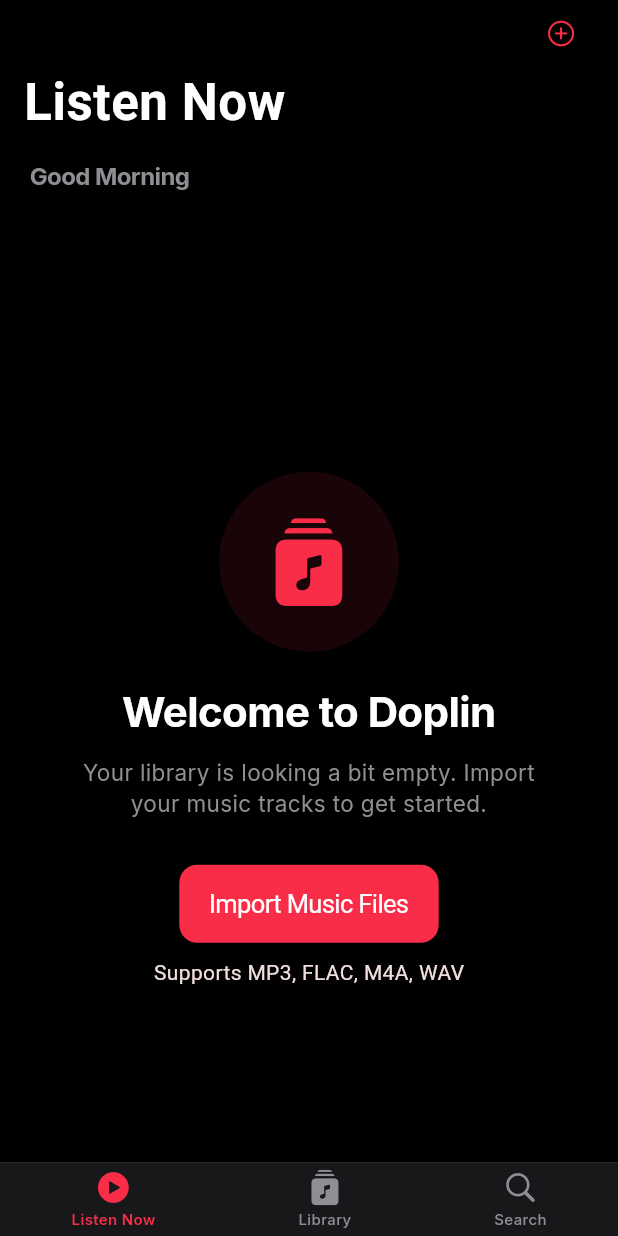
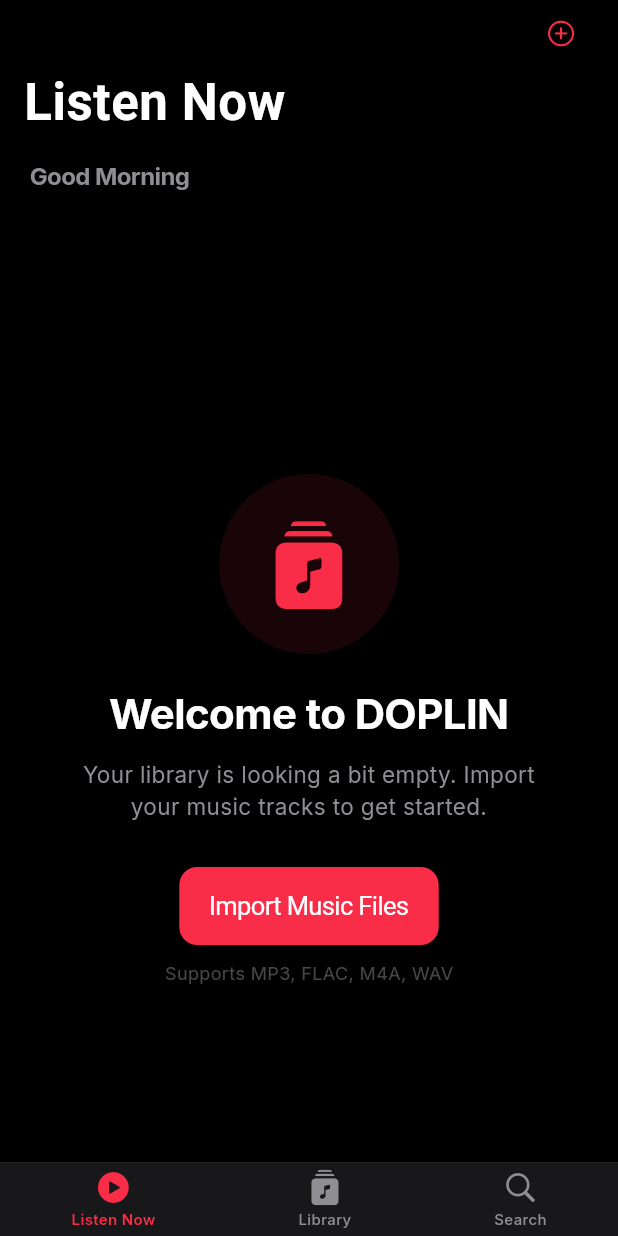
Before and after one commit to HoussamRSD/Music_IOS_APP, a Flutter app: the screen it shows after launch, on a phone screen of 412 x 824 dp. Run offline on Flutter 3.47's test engine with Material 3 defaults, Android fonts, the phone set to English and light mode, and no system bars; our stand-ins replace audio_service, file_picker, flutter_riverpod, go_router, google_fonts, just_audio and 2 more; missing offline and left inert: flutter_audio_tagger; accounts and stored records are empty.

Commit message:
fix: Resolve syntax errors, correct artwork loading, and unify DOPLIN branding

```diff
--- a/lib/app.dart
+++ b/lib/app.dart
@@ -51,7 +51,7 @@
     );
 
     return CupertinoApp.router(
-      title: 'Glass Music',
+      title: 'DOPLIN',
       theme: AppTheme.darkTheme,
       routerConfig: router,
     );
--- a/lib/core/constants/app_constants.dart
+++ b/lib/core/constants/app_constants.dart
@@ -1,5 +1,5 @@
 class AppConstants {
-  static const String appName = 'Glass Music';
+  static const String appName = 'DOPLIN';
   static const String fontFamily =
       'SF Pro Display'; // Fallback if Google Fonts not used, but we'll use Google Fonts 'Inter' or similar as proxy for SF
 
--- a/lib/core/theme/app_theme.dart
+++ b/lib/core/theme/app_theme.dart
@@ -59,6 +59,16 @@
       color: textSecondary,
       letterSpacing: 0.1,
     ),
+    bodySmall: GoogleFonts.inter(
+      fontSize: 12,
+      fontWeight: FontWeight.w400,
+      color: textSecondary,
+    ),
+    titleSmall: GoogleFonts.inter(
+      fontSize: 14,
+      fontWeight: FontWeight.w600,
+      color: textPrimary,
+    ),
   );
 
   static const CupertinoThemeData darkTheme = CupertinoThemeData(
--- a/lib/features/home/home_screen.dart
+++ b/lib/features/home/home_screen.dart
@@ -134,7 +134,7 @@
           ),
         ),
         const SizedBox(height: 20),
-        Text('Welcome to Doplin', style: AppTheme.textTheme.displayMedium),
+        Text('Welcome to DOPLIN', style: AppTheme.textTheme.displayMedium),
         const SizedBox(height: 10),
         Padding(
           padding: const EdgeInsets.symmetric(horizontal: 40),
@@ -169,7 +169,7 @@
       final songs = await importService.importFiles();
 
       if (songs.isNotEmpty) {
-        ref.refresh(homeSongsProvider);
+        ref.invalidate(homeSongsProvider);
         if (context.mounted) {
           showCupertinoDialog(
             context: context,
@@ -179,9 +179,7 @@
               actions: [
                 CupertinoDialogAction(
                   child: const Text('OK'),
-                  onPressed: () => Navigator.some_of(
-                    ctx,
-                  ).pop(), // Will fix this in actual file
+                  onPressed: () => Navigator.of(ctx).pop(),
                 ),
               ],
             ),
--- a/lib/features/library/library_screen.dart
+++ b/lib/features/library/library_screen.dart
@@ -1,3 +1,4 @@
+import 'dart:io';
 import 'package:flutter/cupertino.dart';
 import 'package:flutter/material.dart';
 import 'package:flutter_riverpod/flutter_riverpod.dart';
@@ -227,8 +228,8 @@
         leading: song.artworkPath != null
             ? ClipRRect(
                 borderRadius: BorderRadius.circular(8),
-                child: Image.asset(
-                  song.artworkPath!,
+                child: Image.file(
+                  File(song.artworkPath!),
                   width: 50,
                   height: 50,
                   fit: BoxFit.cover,
--- a/lib/features/player/now_playing_screen.dart
+++ b/lib/features/player/now_playing_screen.dart
@@ -1,3 +1,4 @@
+import 'dart:io';
 import 'package:flutter/cupertino.dart';
 import 'package:flutter/material.dart';
 import 'package:flutter_riverpod/flutter_riverpod.dart';
@@ -172,8 +173,8 @@
                           child: ClipRRect(
                             borderRadius: BorderRadius.circular(16),
                             child: currentSong.artworkPath != null
-                                ? Image.asset(
-                                    currentSong.artworkPath!,
+                                ? Image.file(
+                                    File(currentSong.artworkPath!),
                                     fit: BoxFit.cover,
                                     errorBuilder:
                                         (context, error, stackTrace) =>
--- a/lib/features/player/services/audio_player_service.dart
+++ b/lib/features/player/services/audio_player_service.dart
@@ -49,8 +49,8 @@
       _audioHandler = await AudioService.init(
         builder: () => MyAudioHandler(),
         config: const AudioServiceConfig(
-          androidNotificationChannelId: 'com.glassmusic.channel.audio',
-          androidNotificationChannelName: 'Glass Music',
+          androidNotificationChannelId: 'com.doplin.channel.audio',
+          androidNotificationChannelName: 'DOPLIN',
           androidNotificationOngoing: true,
         ),
       );
--- a/lib/features/playlists/playlist_detail_screen.dart
+++ b/lib/features/playlists/playlist_detail_screen.dart
@@ -1,3 +1,4 @@
+import 'dart:io';
 import 'package:flutter/cupertino.dart';
 import 'package:flutter/material.dart';
 import 'package:flutter_riverpod/flutter_riverpod.dart';
@@ -113,8 +114,8 @@
                           leading: song.artworkPath != null
                               ? ClipRRect(
                                   borderRadius: BorderRadius.circular(4),
-                                  child: Image.asset(
-                                    song.artworkPath!,
+                                  child: Image.file(
+                                    File(song.artworkPath!),
                                     width: 40,
                                     height: 40,
                                     fit: BoxFit.cover,
```
